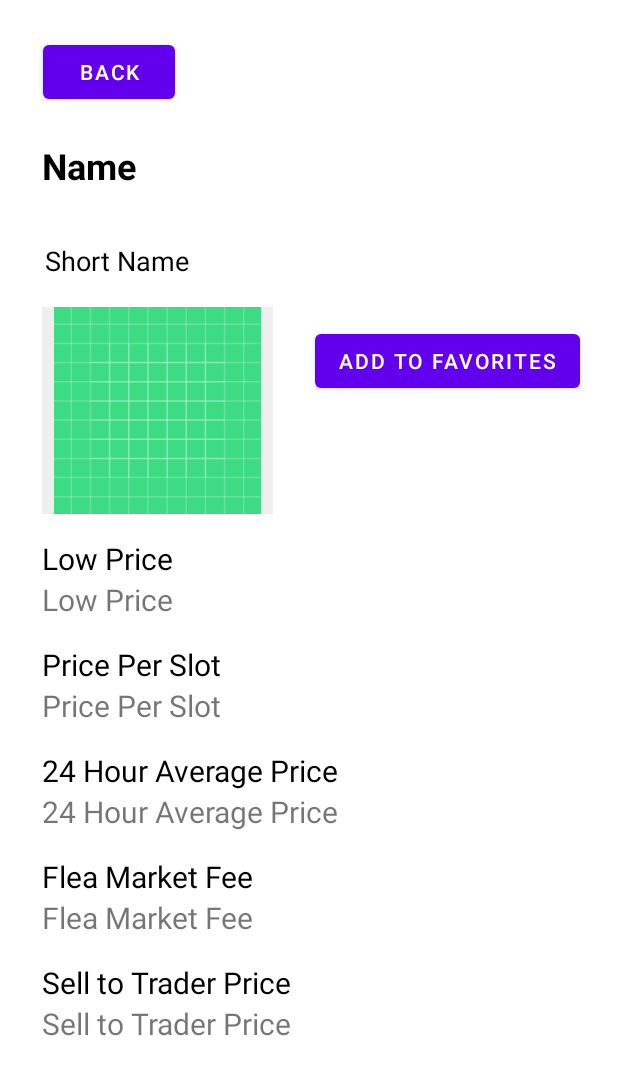
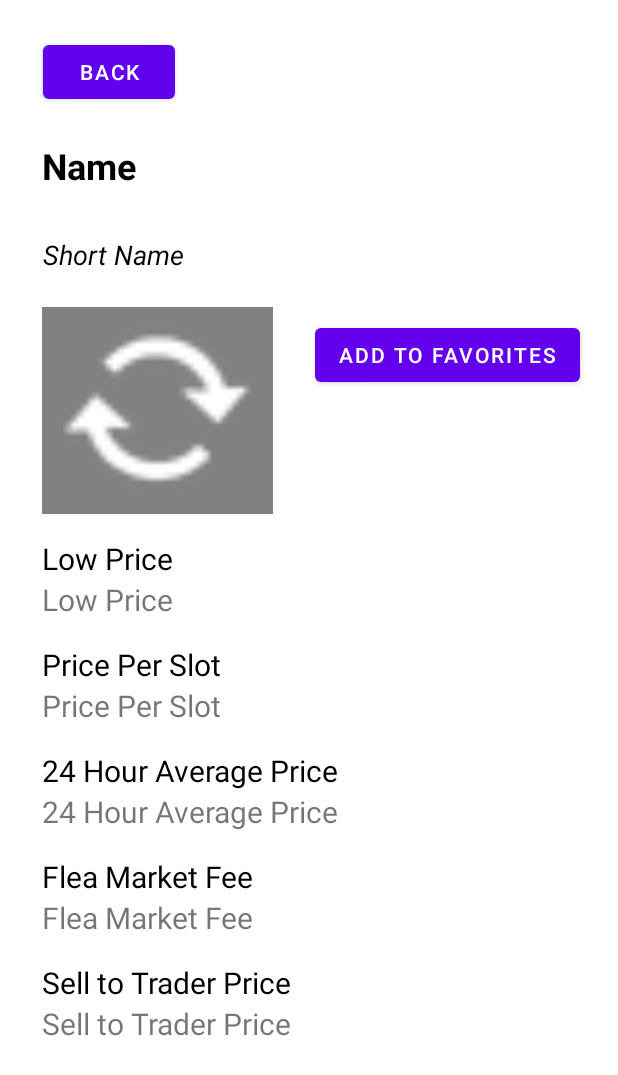
Before and after one commit to oskarklear/Tarkov_Companion, an Android app: the layout item_page.xml on its own in the app's theme, with its tools: preview values and no code run, on a phone screen of 412 x 824 dp. Shown: the top 1075 px of the screen. Run offline under Robolectric (Android 15) with nearby library versions, the phone set to English and light mode, and no system bars.

Commit message:
Tweaked item UI

```diff
--- a/app/src/main/res/layout/item.xml
+++ b/app/src/main/res/layout/item.xml
@@ -23,10 +23,11 @@
             android:layout_width="70dp"
             android:layout_height="70dp"
             android:layout_marginStart="12dp"
+            android:background="#B1B1B1"
             app:layout_constraintBottom_toBottomOf="parent"
             app:layout_constraintStart_toStartOf="parent"
             app:layout_constraintTop_toTopOf="parent"
-            app:srcCompat="@drawable/ic_launcher_background" />
+            app:srcCompat="@android:drawable/stat_notify_sync" />
 
         <TextView
             android:id="@+id/itemName"
--- a/app/src/main/res/layout/item_page.xml
+++ b/app/src/main/res/layout/item_page.xml
@@ -26,13 +26,14 @@
         android:id="@+id/shortNameView"
         android:layout_width="348dp"
         android:layout_height="31dp"
-        android:layout_marginTop="8dp"
+        android:layout_marginTop="4dp"
         android:text="Short Name"
         android:textAppearance="@style/TextAppearance.AppCompat.Display1"
         android:textColor="@color/black"
         android:textSize="18sp"
+        android:textStyle="italic"
         app:layout_constraintEnd_toEndOf="parent"
-        app:layout_constraintHorizontal_bias="0.466"
+        app:layout_constraintHorizontal_bias="0.444"
         app:layout_constraintStart_toStartOf="parent"
         app:layout_constraintTop_toBottomOf="@+id/nameView" />
 
@@ -161,11 +162,11 @@
         android:layout_width="154dp"
         android:layout_height="138dp"
         android:layout_marginStart="28dp"
-        android:layout_marginTop="12dp"
-        android:background="#EFEFEF"
+        android:layout_marginTop="16dp"
+        android:background="#818181"
         app:layout_constraintStart_toStartOf="parent"
         app:layout_constraintTop_toBottomOf="@+id/shortNameView"
-        app:srcCompat="@drawable/ic_launcher_background" />
+        app:srcCompat="@android:drawable/stat_notify_sync" />
 
     <Button
         android:id="@+id/backButton"
```
